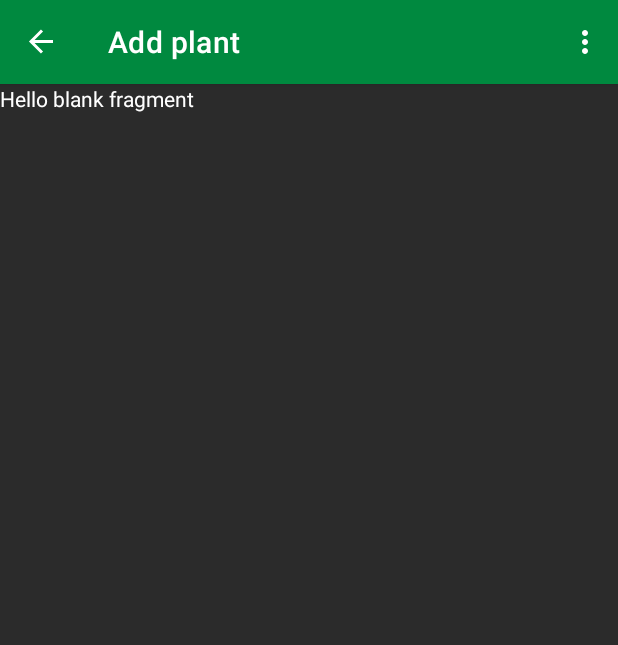
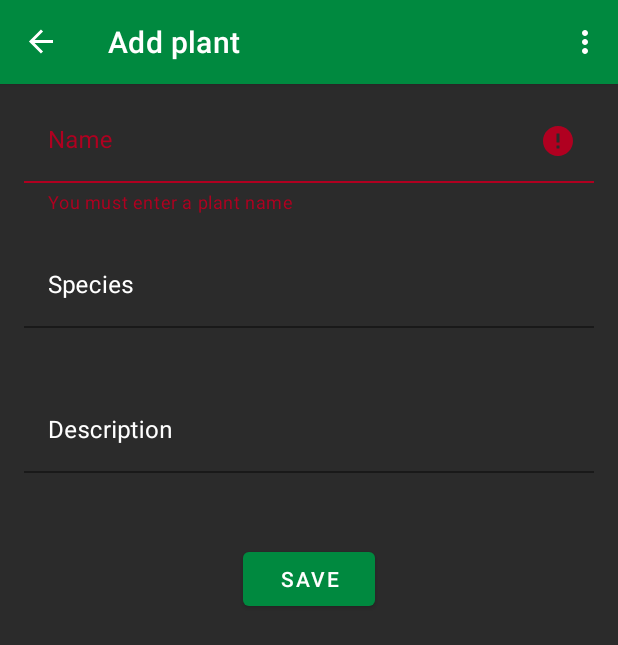
Before and after one commit to michalmusil/water_it, an Android app: the AddPlantFragment screen opened through its navigation route, in the options menu, after a tap on "Settings", on a phone screen of 412 x 824 dp. Shown: the top 645 px of the screen. Run offline under Robolectric (Android 15) with nearby library versions, the phone set to English and light mode, and no system bars; our stand-ins replace navigation-ui; 1 statement that could not run was skipped.

Commit message:
Adding new plants working

```diff
--- a/app/src/main/java/cz/mendelu/xmusil5/waterit/di/ViewModelModule.kt
+++ b/app/src/main/java/cz/mendelu/xmusil5/waterit/di/ViewModelModule.kt
@@ -1,5 +1,6 @@
 package cz.mendelu.xmusil5.waterit.di
 
+import cz.mendelu.xmusil5.waterit.ui.addplant.AddPlantViewModel
 import cz.mendelu.xmusil5.waterit.ui.plantdetail.PlantDetailViewModel
 import cz.mendelu.xmusil5.waterit.ui.plants.PlantsViewModel
 import org.koin.androidx.viewmodel.dsl.viewModel
@@ -12,4 +13,7 @@ val viewModelModule = module {
     viewModel {
         PlantDetailViewModel(get())
     }
+    viewModel {
+        AddPlantViewModel(get())
+    }
 }
--- a/app/src/main/java/cz/mendelu/xmusil5/waterit/ui/addplant/AddPlantFragment.kt
+++ b/app/src/main/java/cz/mendelu/xmusil5/waterit/ui/addplant/AddPlantFragment.kt
@@ -1,8 +1,15 @@
 package cz.mendelu.xmusil5.waterit.ui.addplant
 
 import android.view.LayoutInflater
+import android.view.View
+import androidx.core.content.ContextCompat
+import androidx.lifecycle.lifecycleScope
+import androidx.navigation.fragment.findNavController
+import cz.mendelu.xmusil5.waterit.R
 import cz.mendelu.xmusil5.waterit.architecture.BaseFragment
+import cz.mendelu.xmusil5.waterit.database.entities.DbPlant
 import cz.mendelu.xmusil5.waterit.databinding.FragmentAddPlantBinding
+import kotlinx.coroutines.launch
 
 
 class AddPlantFragment : BaseFragment<FragmentAddPlantBinding, AddPlantViewModel>(AddPlantViewModel::class) {
@@ -12,7 +19,26 @@ class AddPlantFragment : BaseFragment<FragmentAddPlantBinding, AddPlantViewModel
         get() = FragmentAddPlantBinding::inflate
 
     override fun initViews() {
+        binding.savePlantButton.setOnClickListener(View.OnClickListener {
+            val plantName = binding.nameInput.text
+            val plantSpecies = binding.speciesInput.text
+            val plantDescription = binding.descriptionInput.text
 
+            if (plantName.isBlank()){
+                binding.nameInput.setError(getString(R.string.addPlant_error_mustEnterPlantName))
+            } else if (plantSpecies.isBlank()){
+                binding.speciesInput.setError(getString(R.string.addPlant_error_mustEnterPlantSpecies))
+            } else{
+                val newPlant = DbPlant(plantName, plantSpecies)
+                newPlant.description = plantDescription
+
+                lifecycleScope.launch {
+                    viewModel.addPlant(newPlant)
+                    val directions = AddPlantFragmentDirections.actionAddPlantFragmentToPlantsFragment()
+                    findNavController().navigate(directions)
+                }
+            }
+        })
     }
 
     override fun onActivityCreated() {
--- a/app/src/main/java/cz/mendelu/xmusil5/waterit/ui/plantdetail/PlantDetailFragment.kt
+++ b/app/src/main/java/cz/mendelu/xmusil5/waterit/ui/plantdetail/PlantDetailFragment.kt
@@ -28,12 +28,12 @@ class PlantDetailFragment : BaseFragment<FragmentPlantDetailBinding, PlantDetail
             lifecycleScope.launch {
                 plant = viewModel.findById(plantId)
 
-                binding.plantNameTitle.text = plant.name
                 binding.name.attributeText = plant.name
                 binding.species.attributeText = plant.species
                 plant.dateOfPlanting?.let { binding.datePlanted.attributeText = plant.dateOfPlanting.toString() }
                 plant.lastWatered?.let { binding.lastWatered.attributeText = plant.lastWatered.toString() }
                 plant.dateOfPlanting?.let { binding.daysBetweenWatering.attributeText = plant.daysBetweenWatering.toString() }
+                plant.description?.let { binding.description.attributeText = plant.description.toString() }
             }
         } else{
             // do an error fix to prevent this from EVER HAPPENING
--- a/app/src/main/java/cz/mendelu/xmusil5/waterit/ui/plants/PlantsFragment.kt
+++ b/app/src/main/java/cz/mendelu/xmusil5/waterit/ui/plants/PlantsFragment.kt
@@ -44,6 +44,11 @@ class PlantsFragment : BaseFragment<FragmentPlantsBinding, PlantsViewModel>(Plan
                 plantsList.addAll(t!!)
             }
 
+        })
+
+        binding.addPlantFab.setOnClickListener(View.OnClickListener {
+            val directions = PlantsFragmentDirections.actionPlantsFragmentToAddPlantFragment()
+            findNavController().navigate(directions)
         })
     }
 
--- a/app/src/main/java/cz/mendelu/xmusil5/waterit/views/ShortTextInputView.kt
+++ b/app/src/main/java/cz/mendelu/xmusil5/waterit/views/TextInputView.kt
@@ -1,18 +1,19 @@
 package cz.mendelu.xmusil5.waterit.views
 
 import android.content.Context
+import android.text.InputFilter
 import android.text.TextWatcher
 import android.util.AttributeSet
 import android.view.LayoutInflater
 import android.widget.FrameLayout
 import cz.mendelu.xmusil5.waterit.R
-import cz.mendelu.xmusil5.waterit.databinding.ViewInputShortTextBinding
+import cz.mendelu.xmusil5.waterit.databinding.ViewInputTextBinding
 
-class ShortTextInputView @JvmOverloads constructor(
+class TextInputView @JvmOverloads constructor(
     context: Context, attrs: AttributeSet? = null, defStyleAttrs: Int = 0
 ) : FrameLayout(context, attrs, defStyleAttrs)
 {
-    private lateinit var binding: ViewInputShortTextBinding
+    private lateinit var binding: ViewInputTextBinding
 
     var text: String
         get() = binding.textInputEditText.text.toString()
@@ -26,18 +27,22 @@ class ShortTextInputView @JvmOverloads constructor(
     }
 
     private fun init(context: Context, attrs: AttributeSet?){
-        binding = ViewInputShortTextBinding.inflate(LayoutInflater.from(context), this, true)
+        binding = ViewInputTextBinding.inflate(LayoutInflater.from(context), this, true)
         if (attrs != null){
             loadAttributes(attrs)
         }
     }
 
     private fun loadAttributes(attrs: AttributeSet){
-        val attributeValues = context.obtainStyledAttributes(attrs, R.styleable.ShortTextInputView)
-        val hint = attributeValues.getString(R.styleable.ShortTextInputView_hint)
-        if (hint != null){
-            binding.textInputLayout.setHint(hint)
-        }
+        val attributeValues = context.obtainStyledAttributes(attrs, R.styleable.TextInputView)
+        val hint = attributeValues.getString(R.styleable.TextInputView_hint)
+        val maxChars = attributeValues.getInteger(R.styleable.TextInputView_maxChars, -1)
+        val maxLines = attributeValues.getInteger(R.styleable.TextInputView_maxLines, -1)
+
+        hint?.let { binding.textInputLayout.setHint(hint) }
+        if (maxChars > 0) binding.textInputEditText.filters = arrayOf(InputFilter.LengthFilter(maxChars))
+        if (maxLines > 0) binding.textInputEditText.maxLines = maxLines
+
         attributeValues.recycle()
     }
 
--- a/app/src/main/res/layout/fragment_add_plant.xml
+++ b/app/src/main/res/layout/fragment_add_plant.xml
@@ -1,14 +1,65 @@
 <?xml version="1.0" encoding="utf-8"?>
-<FrameLayout xmlns:android="http://schemas.android.com/apk/res/android"
+<androidx.core.widget.NestedScrollView xmlns:android="http://schemas.android.com/apk/res/android"
+    xmlns:app="http://schemas.android.com/apk/res-auto"
     xmlns:tools="http://schemas.android.com/tools"
     android:layout_width="match_parent"
     android:layout_height="match_parent"
     tools:context=".ui.addplant.AddPlantFragment">
 
-    <!-- TODO: Update blank fragment layout -->
-    <TextView
+    <androidx.constraintlayout.widget.ConstraintLayout
         android:layout_width="match_parent"
-        android:layout_height="match_parent"
-        android:text="@string/hello_blank_fragment" />
+        android:layout_height="match_parent">
 
-</FrameLayout>
+        <cz.mendelu.xmusil5.waterit.views.TextInputView
+            android:id="@+id/nameInput"
+            android:layout_width="match_parent"
+            android:layout_height="wrap_content"
+            app:hint="@string/plantAttrs_name"
+            app:maxChars="255"
+            app:maxLines="1"
+
+
+            app:layout_constraintEnd_toEndOf="parent"
+            app:layout_constraintStart_toStartOf="parent"
+            app:layout_constraintTop_toTopOf="parent" />
+
+        <cz.mendelu.xmusil5.waterit.views.TextInputView
+            android:id="@+id/speciesInput"
+            android:layout_width="match_parent"
+            android:layout_height="wrap_content"
+            app:hint="@string/plantAttrs_species"
+            app:maxChars="255"
+            app:maxLines="1"
+
+
+            app:layout_constraintEnd_toEndOf="parent"
+            app:layout_constraintStart_toStartOf="parent"
+            app:layout_constraintTop_toBottomOf="@id/nameInput" />
+
+        <cz.mendelu.xmusil5.waterit.views.TextInputView
+            android:id="@+id/descriptionInput"
+            android:layout_width="match_parent"
+            android:layout_height="wrap_content"
+            app:hint="@string/plantAttrs_description"
+            app:maxChars="500"
+            app:maxLines="10"
+
+
+            app:layout_constraintEnd_toEndOf="parent"
+            app:layout_constraintStart_toStartOf="parent"
+            app:layout_constraintTop_toBottomOf="@id/speciesInput" />
+
+        <com.google.android.material.button.MaterialButton
+            android:id="@+id/savePlantButton"
+            android:layout_width="wrap_content"
+            android:layout_height="wrap_content"
+            android:text="@string/action_save"
+            android:layout_marginTop="16dp"
+
+            app:layout_constraintEnd_toEndOf="parent"
+            app:layout_constraintStart_toStartOf="parent"
+            app:layout_constraintTop_toBottomOf="@+id/descriptionInput" />
+
+    </androidx.constraintlayout.widget.ConstraintLayout>
+
+</androidx.core.widget.NestedScrollView>
--- a/app/src/main/res/layout/view_attribute_with_label.xml
+++ b/app/src/main/res/layout/view_attribute_with_label.xml
@@ -3,7 +3,8 @@
     xmlns:app="http://schemas.android.com/apk/res-auto"
     android:layout_width="match_parent"
     android:layout_height="wrap_content"
-    android:layout_marginVertical="10dp">
+    android:layout_marginVertical="10dp"
+    android:layout_marginHorizontal="16dp">
 
     <TextView
         android:id="@+id/label"
--- a/app/src/main/res/layout/view_input_short_text.xml
+++ b/app/src/main/res/layout/view_input_text.xml
@@ -2,13 +2,18 @@
 <androidx.constraintlayout.widget.ConstraintLayout xmlns:android="http://schemas.android.com/apk/res/android"
     xmlns:app="http://schemas.android.com/apk/res-auto"
     android:layout_width="match_parent"
-    android:layout_height="wrap_content">
+    android:layout_height="wrap_content"
+    android:layout_marginVertical="10dp"
+    android:layout_marginHorizontal="16dp">
 
     <com.google.android.material.textfield.TextInputLayout
         android:id="@+id/textInputLayout"
         android:layout_width="match_parent"
         android:layout_height="wrap_content"
         app:errorEnabled="true"
+        android:textColorHint="@color/primaryTextColor"
+        app:boxStrokeColor="@color/primaryTextColor"
+
         app:layout_constraintBottom_toBottomOf="parent"
         app:layout_constraintStart_toStartOf="parent"
         app:layout_constraintTop_toTopOf="parent">
@@ -17,10 +22,9 @@
             android:id="@+id/textInputEditText"
             android:layout_width="match_parent"
             android:layout_height="wrap_content"
-            android:backgroundTint="@color/primaryBackgroundColor"
-            android:inputType="text"
-            android:maxLength="300"
-            android:maxLines="1" />
+            android:background="@color/primaryBackgroundColor"
+            android:textColor="@color/primaryTextColor"
+            android:inputType="text" />
 
     </com.google.android.material.textfield.TextInputLayout>
 
--- a/app/src/main/res/values/strings.xml
+++ b/app/src/main/res/values/strings.xml
@@ -1,23 +1,28 @@
 <resources>
     <string name="app_name">Water.it</string>
+    <string name="action_save">Save</string>
     <string name="action_settings">Settings</string>
+
+    <!-- Plants attributes -->
+    <string name="plantAttrs_name">Name</string>
+    <string name="plantAttrs_species">Species</string>
+    <string name="plantAttrs_datePlanted">Date planted</string>
+    <string name="plantAttrs_lastWatered">Last watered</string>
+    <string name="plantAttrs_daysBetweenWatering">Days between watering</string>
+    <string name="plantAttrs_description">Description</string>
 
     <!-- Plants list -->
     <string name="plantsList_fragmentLabel">Plants</string>
-
     <string name="plantsList_topText">All of your plants</string>
 
     <!-- Plant detail -->
     <string name="plantDetail_fragmentLabel">Plant detail</string>
 
-    <string name="plantDetail_name">Name</string>
-    <string name="plantDetail_species">Species</string>
-    <string name="plantDetail_datePlanted">Date planted</string>
-    <string name="plantDetail_lastWatered">Last watered</string>
-    <string name="plantDetail_daysBetweenWatering">Days between watering</string>
-
     <!-- Add plant -->
+    <string name="addPlant_addPlantTitle">Add a new plant</string>
     <string name="addPlant_fragmentLabel">Add plant</string>
+    <string name="addPlant_error_mustEnterPlantName">You must enter a plant name</string>
+    <string name="addPlant_error_mustEnterPlantSpecies">You must enter a plant species</string>
 
 
 
--- a/app/src/main/res/values/values_attribute_with_label.xml
+++ b/app/src/main/res/values/values_attribute_with_label.xml
@@ -6,8 +6,10 @@
         <attr name="attributeText" format="string"/>
     </declare-styleable>
 
-    <declare-styleable name="ShortTextInputView">
+    <declare-styleable name="TextInputView">
         <attr name="hint" format="string"/>
+        <attr name="maxChars" format="integer"/>
+        <attr name="maxLines" format="integer"/>
     </declare-styleable>
 
 </resources>
```
Also changed, not shown: app/src/main/res/layout/fragment_plant_detail.xml (+14 -18 lines), app/src/main/res/layout/fragment_plants.xml (+4 -16 lines).
